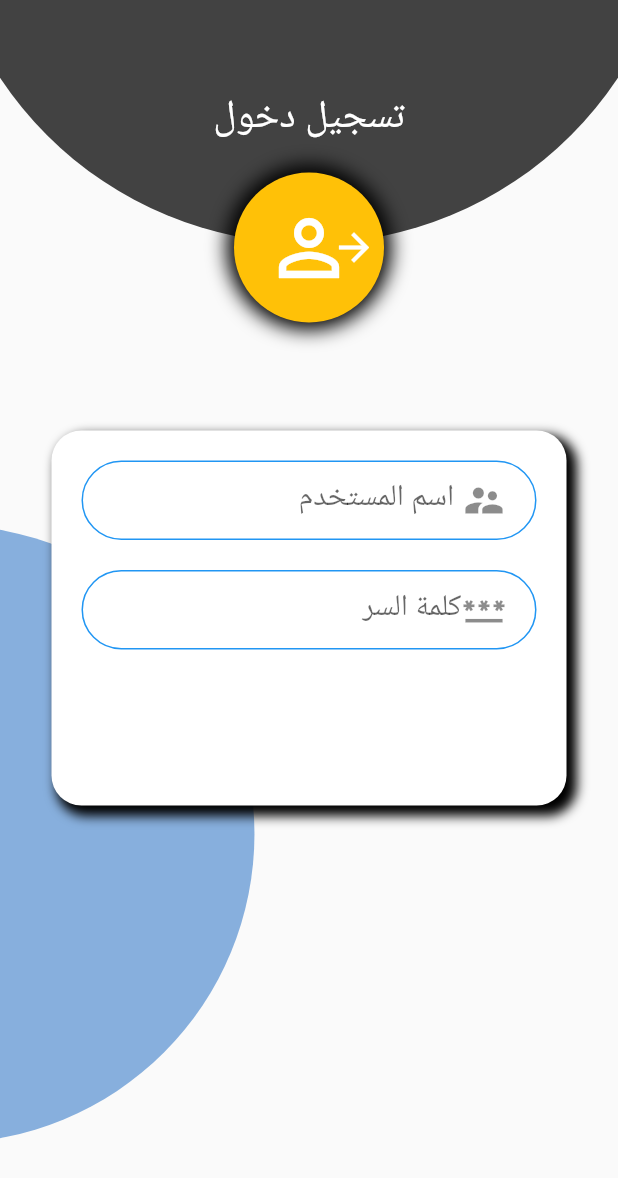
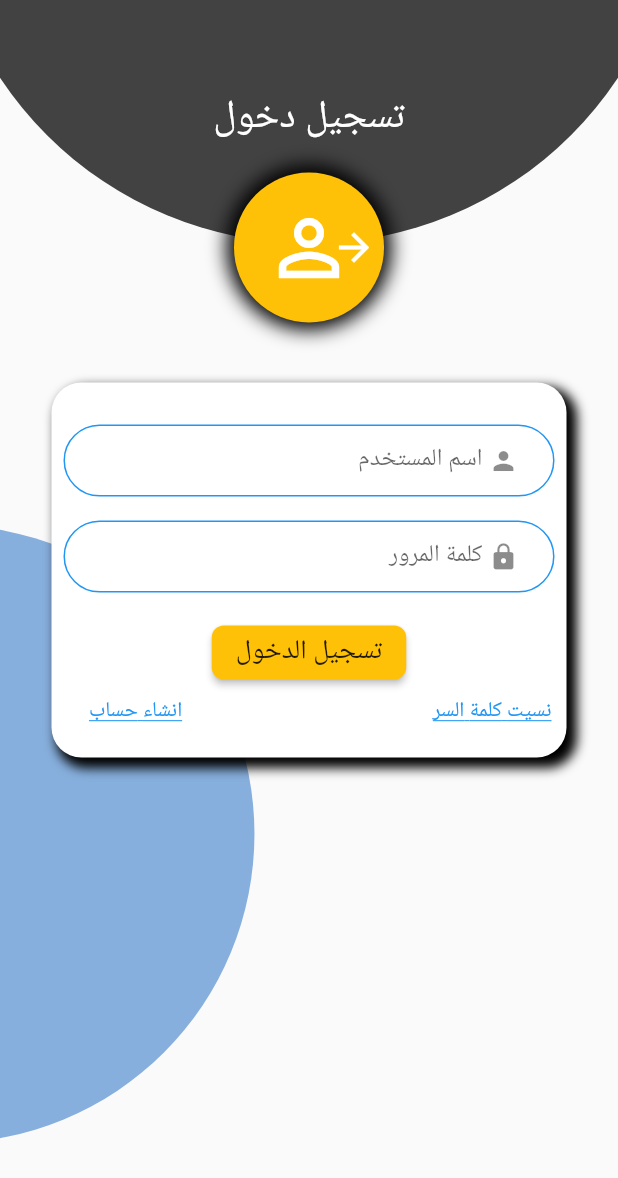
Before and after one commit to Albkali/mobtech, a Flutter app: the screen it shows after launch, on a phone screen of 412 x 824 dp. Shown: the top 1178 px of the screen. Run offline on Flutter 3.47's test engine with Material 2 defaults, Android fonts, the phone set to English and light mode, and no system bars; our stand-ins replace carousel_pro_nullsafety, shared_preferences.

Commit message:
Animated - TextFormField validate

```diff
--- a/lib/pages/login.dart
+++ b/lib/pages/login.dart
@@ -1,13 +1,73 @@
+import 'package:flutter/gestures.dart';
 import 'package:flutter/material.dart';
 
 class LogIn extends StatefulWidget {
-  LogIn({Key? key}) : super(key: key);
+  // LogIn({Key? key}) : super(key: key);
 
   @override
   _LogInState createState() => _LogInState();
 }
 
 class _LogInState extends State<LogIn> {
+  bool showsingin = true;
+
+  TextEditingController username = new TextEditingController();
+  TextEditingController email = new TextEditingController();
+  TextEditingController password = new TextEditingController();
+  TextEditingController confirmpassword = new TextEditingController();
+
+  GlobalKey<FormState> formStateSignin = new GlobalKey<FormState>();
+  GlobalKey<FormState> formStateSignup = new GlobalKey<FormState>();
+
+  String validgloble(var valid) {
+    if (valid.isEmpty) {
+      return "field is can not be empty";
+    } else {
+      return valid;
+    }
+  }
+
+  String validusername(var val) {
+    if (val.isEmpty) {
+      return "يجب ادخال اسم المستخدم";
+    }
+    if (val.length < 4) {
+      return "يجب ان بكون اسم المستخدم على الاقل اربعة احرف";
+    } else {
+      return "";
+    }
+  }
+
+  Signin() {
+    var formdata = formStateSignin.currentState;
+    if (formdata!.validate()) {
+      print(username.text);
+    } else {
+      print("not validate");
+    }
+  }
+
+  Signup() {
+    var formdata = formStateSignup.currentState;
+    if (formdata!.validate()) {
+      print(username.text);
+    } else {
+      print("not validate");
+    }
+  }
+
+  @override
+  void initState() {
+    super.initState();
+  }
+
+  changeSignin() {
+    setState(() {
+      showsingin = !showsingin;
+      print(showsingin);
+    });
+  }
+
   @override
   Widget build(BuildContext context) {
     var mdw = MediaQuery.of(context).size.width;
@@ -24,9 +84,46 @@ class _LogInState extends State<LogIn> {
             ),
             buildPositionedTop(mdw),
             buildPositionedBottom(mdw),
-            buildContainerAvatar(mdw),
+            Container(
+              height: 1000,
+              child: SingleChildScrollView(
+                child: Column(
+                  children: [
                     Center(
                       child: Container(
+                        margin: EdgeInsets.only(top: 60),
+                        child: Text(
+                          showsingin ? "تسجيل دخول" : "انشاء حساب",
+                          style: TextStyle(
+                            fontSize: 26,
+                            color: Colors.white,
+                          ),
+                        ),
+                      ),
+                    ),
+                    Padding(
+                      padding: EdgeInsets.only(top: 20),
+                    ),
+                    buildContainerAvatar(mdw),
+                    showsingin
+                        ? buildFormBoxLogin(mdw)
+                        : buildFormBoxSignup(mdw),
+                  ],
+                ),
+              ),
+            )
+          ],
+        ),
+      ),
+    );
+  }
+
+  Center buildFormBoxLogin(double mdw) {
+    return Center(
+      child: AnimatedContainer(
+        duration: Duration(milliseconds: 600),
+        curve: Curves.easeInOutBack,
+        margin: EdgeInsets.only(top: 40),
         height: 250,
         width: mdw / 1.2,
         decoration: BoxDecoration(
@@ -41,30 +138,253 @@ class _LogInState extends State<LogIn> {
             ),
           ],
         ),
-                child: Padding(
-                  padding: const EdgeInsets.all(10),
+        child: Container(
+          margin: EdgeInsets.only(top: 20),
           child: Form(
+            key: formStateSignin,
+            child: SingleChildScrollView(
               child: Column(
                 children: [
                   Padding(
-                          padding: const EdgeInsets.all(10.0),
-                          child: TextFormField(
+                    padding: const EdgeInsets.all(8.0),
+                    child: buildTextFormField("اسم المستخدم", false,
+                        Icons.person, username, validusername),
+                  ),
+                  Padding(
+                    padding: EdgeInsets.all(8.0),
+                    child: buildTextFormField(
+                        "كلمة المرور", true, Icons.lock, password, validgloble),
+                  ),
+                  Padding(
+                    padding: EdgeInsets.only(top: 8),
+                    child: ElevatedButton(
+                      style: TextButton.styleFrom(
+                        primary: Colors.black87,
+                        backgroundColor: Colors.amber,
+                        // minimumSize: Size(88, 36),
+                        textStyle: TextStyle(fontSize: 18),
+                        padding: EdgeInsets.symmetric(horizontal: 16.0),
+                        shape: const RoundedRectangleBorder(
+                          borderRadius: BorderRadius.all(Radius.circular(8.0)),
+                        ),
+                      ),
+                      onPressed: () {
+                        Signin();
+                      },
+                      child: Text(
+                        "تسجيل الدخول",
+                        // style: TextStyle(
+                        //   fontSize: 20,
+                        //   color: Colors.white,
+                        // ),
+                      ),
+                    ),
+                  ),
+                  Padding(
+                    padding: EdgeInsets.fromLTRB(5, 0, 10, 0),
+                    child: Container(
+                      // color: Colors.red,
+                      height: 30,
+                      width: mdw,
+                      child: Row(
+                        children: [
+                          Expanded(
+                            flex: 3,
+                            child: InkWell(
+                              child: Text(
+                                "نسيت كلمة السر",
+                                style: TextStyle(
+                                  color: Colors.blue,
+                                  decoration: TextDecoration.underline,
+                                ),
+                              ),
+                              onTap: () {},
+                            ),
+                          ),
+                          Expanded(
+                            child: InkWell(
+                              child: Text(
+                                "انشاء حساب",
+                                style: TextStyle(
+                                  color: Colors.blue,
+                                  decoration: TextDecoration.underline,
+                                ),
+                              ),
+                              onTap: () {
+                                changeSignin();
+                              },
+                            ),
+                          ),
+                        ],
+                      ),
+                    ),
+                  ),
+                ],
+              ),
+            ),
+          ),
+        ),
+      ),
+    );
+  }
+
+  Center buildFormBoxSignup(double mdw) {
+    return Center(
+      child: AnimatedContainer(
+        duration: Duration(milliseconds: 600),
+        curve: Curves.easeInOutBack,
+        margin: EdgeInsets.only(top: 40),
+        height: 380,
+        width: mdw / 1.2,
+        decoration: BoxDecoration(
+          color: Colors.white,
+          borderRadius: BorderRadius.circular(20),
+          boxShadow: [
+            BoxShadow(
+              color: Colors.black,
+              spreadRadius: 2,
+              blurRadius: 6,
+              offset: Offset(5, 5),
+            ),
+          ],
+        ),
+        child: Container(
+          margin: EdgeInsets.only(top: 20),
+          child: Form(
+            key: formStateSignup,
+            child: SingleChildScrollView(
+              child: Column(
+                children: <Widget>[
+                  Padding(
+                    padding: const EdgeInsets.all(8.0),
+                    child: buildTextFormField("اسم المستخدم", false,
+                        Icons.person, username, validgloble),
+                  ),
+                  Padding(
+                    padding: EdgeInsets.all(8.0),
+                    child: buildTextFormField("البريد الالكتروني", false,
+                        Icons.email, email, validgloble),
+                  ),
+                  Padding(
+                    padding: EdgeInsets.all(8.0),
+                    child: buildTextFormField(
+                      "كلمة المرور",
+                      true,
+                      Icons.lock,
+                      password,
+                      validgloble,
+                    ),
+                  ),
+                  Padding(
+                    padding: EdgeInsets.all(8.0),
+                    child: buildTextFormField(
+                      "تأكيد كلمة المرور",
+                      true,
+                      Icons.lock,
+                      confirmpassword,
+                      validgloble,
+                    ),
+                  ),
+                  Padding(
+                    padding: EdgeInsets.only(top: 8),
+                    child: ElevatedButton(
+                      style: TextButton.styleFrom(
+                        primary: Colors.black87,
+                        backgroundColor: Colors.amber,
+                        // minimumSize: Size(88, 36),
+                        textStyle: TextStyle(fontSize: 18),
+                        padding: EdgeInsets.symmetric(horizontal: 16.0),
+                        shape: const RoundedRectangleBorder(
+                          borderRadius: BorderRadius.all(Radius.circular(8.0)),
+                        ),
+                      ),
+                      onPressed: () {
+                        Signup();
+                      },
+                      child: Text(
+                        "انشاء حساب ",
+                        // style: TextStyle(
+                        //   fontSize: 20,
+                        //   color: Colors.white,
+                        // ),
+                      ),
+                    ),
+                  ),
+                  Padding(
+                    padding: EdgeInsets.fromLTRB(5, 0, 8, 0),
+                    child: Container(
+                      // color: Colors.red,
+                      height: 30,
+                      width: mdw,
+                      child: Row(
+                        children: [
+                          Expanded(
+                            flex: 3,
+                            child: InkWell(
+                              child: Text(
+                                "سياسة الخصوصية",
+                                style: TextStyle(
+                                  color: Colors.blue,
+                                  decoration: TextDecoration.underline,
+                                ),
+                              ),
+                              onTap: () {},
+                            ),
+                          ),
+                          Expanded(
+                            child: InkWell(
+                              child: Text(
+                                "تسجيل الدخول",
+                                style: TextStyle(
+                                  color: Colors.blue,
+                                  decoration: TextDecoration.underline,
+                                ),
+                              ),
+                              onTap: () {
+                                changeSignin();
+                              },
+                            ),
+                          ),
+                        ],
+                      ),
+                    ),
+                  ),
+                ],
+              ),
+            ),
+          ),
+        ),
+      ),
+    );
+  }
+
+  TextFormField buildTextFormField(
+      String Tinput,
+      bool pass,
+      IconData Ticon,
+      TextEditingController myController,
+      FormFieldValidator<String> myvalidator) {
+    return TextFormField(
+      controller: myController,
+      obscureText: pass,
+      validator: myvalidator,
+      autovalidateMode: AutovalidateMode.onUserInteraction,
       cursorColor: Colors.red,
       cursorWidth: 4,
-                            style: TextStyle(fontSize: 20, color: Colors.red),
+      style: TextStyle(fontSize: 16, color: Colors.black),
       decoration: InputDecoration(
         // hintText = " ادخل الاسم ",
-                              contentPadding: EdgeInsets.all(15),
+        contentPadding: EdgeInsets.all(8),
         filled: true,
         fillColor: Colors.white,
         prefixIcon: Padding(
           padding: EdgeInsets.only(right: 20),
           child: Icon(
-                                  Icons.supervisor_account,
-                                  size: 30,
+            Ticon,
+            size: 20,
           ),
         ),
-                              labelText: " اسم المستخدم",
+        labelText: Tinput,
         enabledBorder: OutlineInputBorder(
           borderRadius: BorderRadius.circular(40),
           borderSide: BorderSide(
@@ -78,84 +398,20 @@ class _LogInState extends State<LogIn> {
           ),
         ),
       ),
-                          ),
-                        ),
-                        Padding(
-                          padding: const EdgeInsets.all(10.0),
-                          child: TextFormField(
-                            cursorColor: Colors.amber,
-                            cursorWidth: 4,
-                            style: TextStyle(fontSize: 20, color: Colors.amber),
-                            decoration: InputDecoration(
-                              // hintText = " ادخل الاسم ",
-                              contentPadding: EdgeInsets.all(15),
-                              filled: true,
-                              fillColor: Colors.white,
-                              prefixIcon: Padding(
-                                padding: EdgeInsets.only(right: 20),
-                                child: Icon(
-                                  Icons.password,
-                                  size: 30,
-                                ),
-                              ),
-                              labelText: "كلمة السر",
-                              enabledBorder: OutlineInputBorder(
-                                borderRadius: BorderRadius.circular(40),
-                                borderSide: BorderSide(
-                                  color: Colors.blue,
-                                ),
-                              ),
-                              focusedBorder: OutlineInputBorder(
-                                borderRadius: BorderRadius.circular(40),
-                                borderSide: BorderSide(
-                                  color: Colors.amber,
-                                ),
-                              ),
-                            ),
-                          ),
-                        ),
-                      ],
-                    ),
-                  ),
-                ),
-              ),
-            )
-          ],
-        ),
-      ),
     );
   }
 
-  Container buildContainerAvatar(double mdw) {
-    return Container(
-      height: mdw,
-      child: SingleChildScrollView(
-        child: Column(
-          children: [
-            Center(
-              child: Container(
-                margin: EdgeInsets.only(top: 60),
-                child: Text(
-                  "تسجيل دخول",
-                  style: TextStyle(
-                    fontSize: 26,
-                    color: Colors.white,
-                  ),
-                ),
-              ),
-            ),
-            Padding(
-              padding: EdgeInsets.only(top: 20),
-            ),
-            Container(
+  AnimatedContainer buildContainerAvatar(double mdw) {
+    return AnimatedContainer(
+      duration: Duration(milliseconds: 800),
+      curve: Curves.easeInOutBack,
       height: 100,
       width: 100,
       decoration: BoxDecoration(
-                color: Colors.amber,
+        color: showsingin ? Colors.amber : Colors.grey,
         borderRadius: BorderRadius.circular(100),
         boxShadow: [
-                  BoxShadow(
-                      color: Colors.black, blurRadius: 10, spreadRadius: 5),
+          BoxShadow(color: Colors.black, blurRadius: 10, spreadRadius: 5),
         ],
       ),
       child: Stack(
@@ -180,10 +436,6 @@ class _LogInState extends State<LogIn> {
           ),
         ],
       ),
-            ),
-          ],
-        ),
-      ),
     );
   }
 
@@ -193,12 +445,14 @@ class _LogInState extends State<LogIn> {
         scale: 1.2,
         child: Transform.translate(
           offset: Offset(0, -mdw / 1.7),
-          child: Container(
+          child: AnimatedContainer(
+            duration: Duration(milliseconds: 800),
+            curve: Curves.easeInOutBack,
             height: mdw,
             width: mdw,
             decoration: BoxDecoration(
               borderRadius: BorderRadius.circular(mdw),
-              color: Colors.grey[800],
+              color: showsingin ? Colors.grey[800] : Colors.blue,
             ),
           ),
         ),
@@ -212,55 +466,19 @@ class _LogInState extends State<LogIn> {
       right: mdw / 1.7,
       child: Transform.scale(
         scale: 1,
-        child: Container(
+        child: AnimatedContainer(
+          duration: Duration(milliseconds: 800),
+          curve: Curves.easeInOutBack,
           height: mdw,
           width: mdw,
           decoration: BoxDecoration(
             borderRadius: BorderRadius.circular(mdw),
-            color: Colors.blue[800]!.withOpacity(0.5),
+            color: showsingin
+                ? Colors.blue[800]!.withOpacity(0.5)
+                : Colors.amber[800]!.withOpacity(0.5),
           ),
         ),
       ),
     );
   }
 }
-//  Container(
-//               padding: EdgeInsets.all(10),
-//               child: Form(
-//                 child: Column(
-//                   children: [
-//                     TextFormField(
-//                       cursorColor: Colors.red,
-//                       cursorWidth: 4,
-//                       style: TextStyle(fontSize: 20, color: Colors.red),
-//                       decoration: InputDecoration(
-//                         // hintText = " ادخل الاسم ",
-//                         contentPadding: EdgeInsets.all(15),
-//                         filled: true,
-//                         fillColor: Colors.white,
-//                         prefixIcon: Padding(
-//                           padding: EdgeInsets.only(right: 20),
-//                           child: Icon(
-//                             Icons.supervisor_account,
-//                             size: 40,
-//                           ),
-//                         ),
-//                         labelText: "ادخل الاسم",
-//                         enabledBorder: OutlineInputBorder(
-//                           borderRadius: BorderRadius.circular(40),
-//                           borderSide: BorderSide(
-//                             color: Colors.blue,
-//                           ),
-//                         ),
-//                         focusedBorder: OutlineInputBorder(
-//                           borderRadius: BorderRadius.circular(40),
-//                           borderSide: BorderSide(
-//                             color: Colors.green,
-//                           ),
-//                         ),
-//                       ),
-//                     ),
-//                   ],
-//                 ),
-//               ),
-//             ),
```
Also changed, not shown: pubspec.lock. Lines whose indentation alone changed are shown as unchanged.
